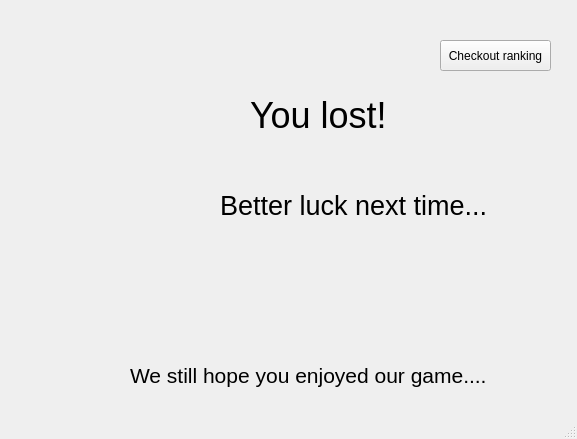
This is client/losing_screen.ui in Merok23/TPG-Taller-Left4dead-Grupo1 as Qt 5 draws it before an edit. The edited form follows.
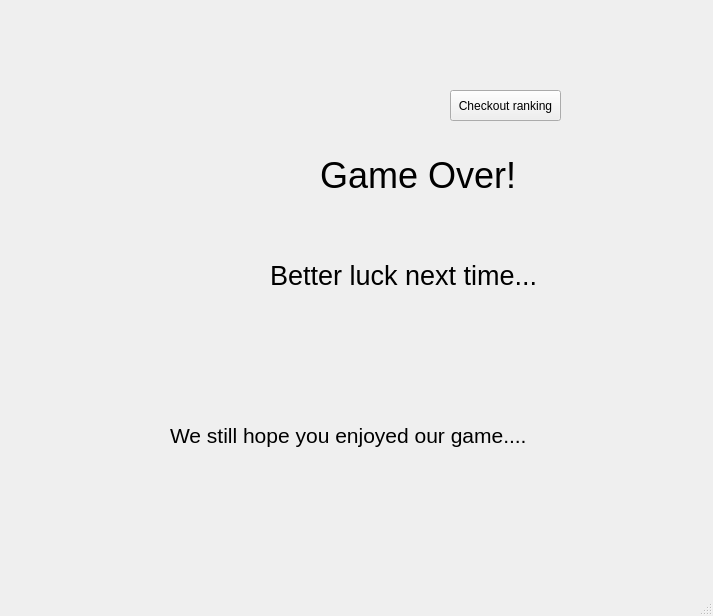
This is the edited form. Icons and pictures are not drawn.

```diff
--- a/client/losing_screen.ui
+++ b/client/losing_screen.ui
@@ -6,8 +6,8 @@
    <rect>
     <x>0</x>
     <y>0</y>
-    <width>577</width>
-    <height>439</height>
+    <width>713</width>
+    <height>616</height>
    </rect>
   </property>
   <property name="windowTitle">
@@ -17,8 +17,8 @@
    <widget class="QLabel" name="label">
     <property name="geometry">
      <rect>
-      <x>220</x>
-      <y>170</y>
+      <x>270</x>
+      <y>240</y>
       <width>331</width>
       <height>71</height>
      </rect>
@@ -35,8 +35,8 @@
    <widget class="QLabel" name="label_3">
     <property name="geometry">
      <rect>
-      <x>250</x>
-      <y>80</y>
+      <x>320</x>
+      <y>140</y>
       <width>231</width>
       <height>71</height>
      </rect>
@@ -47,14 +47,14 @@
      </font>
     </property>
     <property name="text">
-     <string>You lost!</string>
+     <string>Game Over!</string>
     </property>
    </widget>
    <widget class="QLabel" name="confetti">
     <property name="geometry">
      <rect>
-      <x>70</x>
-      <y>90</y>
+      <x>90</x>
+      <y>150</y>
       <width>221</width>
       <height>271</height>
      </rect>
@@ -72,8 +72,8 @@
    <widget class="QLabel" name="label_2">
     <property name="geometry">
      <rect>
-      <x>130</x>
-      <y>340</y>
+      <x>170</x>
+      <y>400</y>
       <width>381</width>
       <height>71</height>
      </rect>
@@ -90,8 +90,8 @@
    <widget class="QPushButton" name="ranking">
     <property name="geometry">
      <rect>
-      <x>440</x>
-      <y>40</y>
+      <x>450</x>
+      <y>90</y>
       <width>111</width>
       <height>31</height>
      </rect>
```
Left out of the diff: 2 changed lines with no effect on the pictures.
